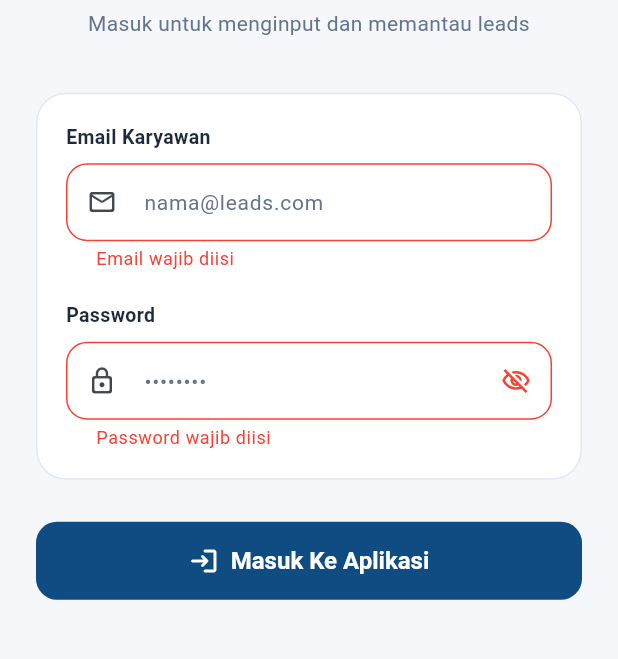
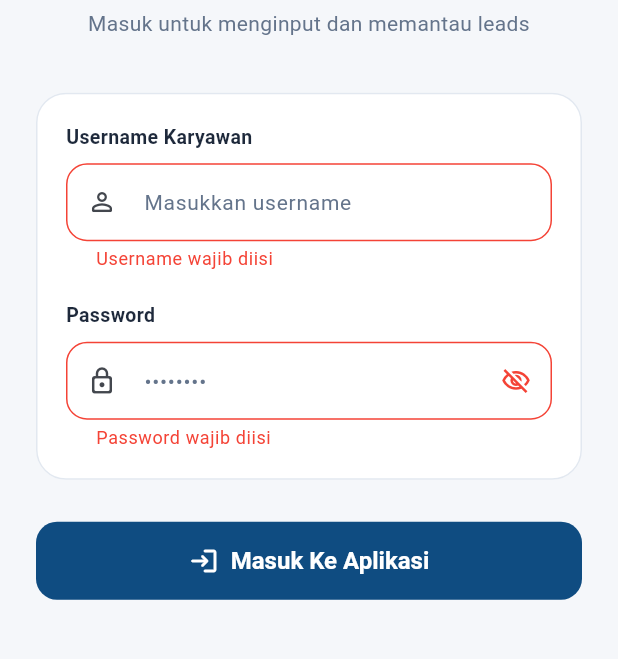
Before and after one commit to kaizeenn/LEADS-MONITORING-MOBILE-APP, a Flutter app: the screen it shows after launch, after a tap on "Masuk Ke Aplikasi", on a phone screen of 412 x 824 dp, the part 418-1077 px from its top. Run offline on Flutter 3.47's test engine with Material 3 defaults, Android fonts, the phone set to English and light mode, and no system bars; our stand-ins replace file_picker, fl_chart, pdf, share_plus, shared_preferences, sqflite and 1 more; missing offline and left inert: excel; accounts and stored records are empty; network calls fail.

Commit message:
feat: change authentication to use username instead of email, and add full name (nama_lengkap) in backend, web, and mobile app

```diff
--- a/lib/providers/auth_provider.dart
+++ b/lib/providers/auth_provider.dart
@@ -16,8 +16,8 @@ class AuthProvider extends ChangeNotifier {
   bool get isAuthenticated => _token != null;
 
   String get userRole => _user?['role'] ?? 'karyawan';
-  String get userName => _user?['name'] ?? 'Karyawan';
-  String get userEmail => _user?['email'] ?? '';
+  String get userName => _user?['nama_lengkap'] ?? 'Karyawan';
+  String get userEmail => _user?['username'] ?? '';
   int get userId => _user?['id'] ?? 0;
 
   Future<void> tryAutoLogin() async {
@@ -55,7 +55,7 @@ class AuthProvider extends ChangeNotifier {
     }
   }
 
-  Future<Map<String, dynamic>> login(String email, String password) async {
+  Future<Map<String, dynamic>> login(String username, String password) async {
     _isLoading = true;
     notifyListeners();
 
@@ -64,7 +64,7 @@ class AuthProvider extends ChangeNotifier {
         Uri.parse('$apiBaseUrl/auth/login'),
         headers: {'Content-Type': 'application/json'},
         body: json.encode({
-          'email': email.trim(),
+          'username': username.trim(),
           'password': password.trim(),
         }),
       );
--- a/lib/screens/auth/login_screen.dart
+++ b/lib/screens/auth/login_screen.dart
@@ -13,14 +13,14 @@ class LoginScreen extends StatefulWidget {
 
 class _LoginScreenState extends State<LoginScreen> {
   final _formKey = GlobalKey<FormState>();
-  final _emailController = TextEditingController();
+  final _usernameController = TextEditingController();
   final _passwordController = TextEditingController();
   bool _obscurePassword = true;
   String? _errorMessage;
 
   @override
   void dispose() {
-    _emailController.dispose();
+    _usernameController.dispose();
     _passwordController.dispose();
     super.dispose();
   }
@@ -34,7 +34,7 @@ class _LoginScreenState extends State<LoginScreen> {
 
     final authProvider = context.read<AuthProvider>();
     final result = await authProvider.login(
-      _emailController.text,
+      _usernameController.text,
       _passwordController.text,
     );
 
@@ -137,9 +137,9 @@ class _LoginScreenState extends State<LoginScreen> {
                       child: Column(
                         crossAxisAlignment: CrossAxisAlignment.stretch,
                         children: [
-                          // Email Field
+                          // Username Field
                           const Text(
-                            'Email Karyawan',
+                            'Username Karyawan',
                             style: TextStyle(
                               fontSize: 13,
                               fontWeight: FontWeight.bold,
@@ -148,18 +148,15 @@ class _LoginScreenState extends State<LoginScreen> {
                           ),
                           const SizedBox(height: 8),
                           TextFormField(
-                            controller: _emailController,
-                            keyboardType: TextInputType.emailAddress,
+                            controller: _usernameController,
+                            keyboardType: TextInputType.text,
                             decoration: const InputDecoration(
-                              hintText: 'nama@leads.com',
-                              prefixIcon: Icon(Icons.mail_outline_rounded, size: 20),
+                              hintText: 'Masukkan username',
+                              prefixIcon: Icon(Icons.person_outline_rounded, size: 20),
                             ),
                             validator: (value) {
                               if (value == null || value.trim().isEmpty) {
-                                return 'Email wajib diisi';
-                              }
-                              if (!RegExp(r'^[\w-\.]+@([\w-]+\.)+[\w-]{2,4}$').hasMatch(value)) {
-                                return 'Format email tidak valid';
+                                return 'Username wajib diisi';
                               }
                               return null;
                             },
```
Also changed, not shown: 3 other files.
